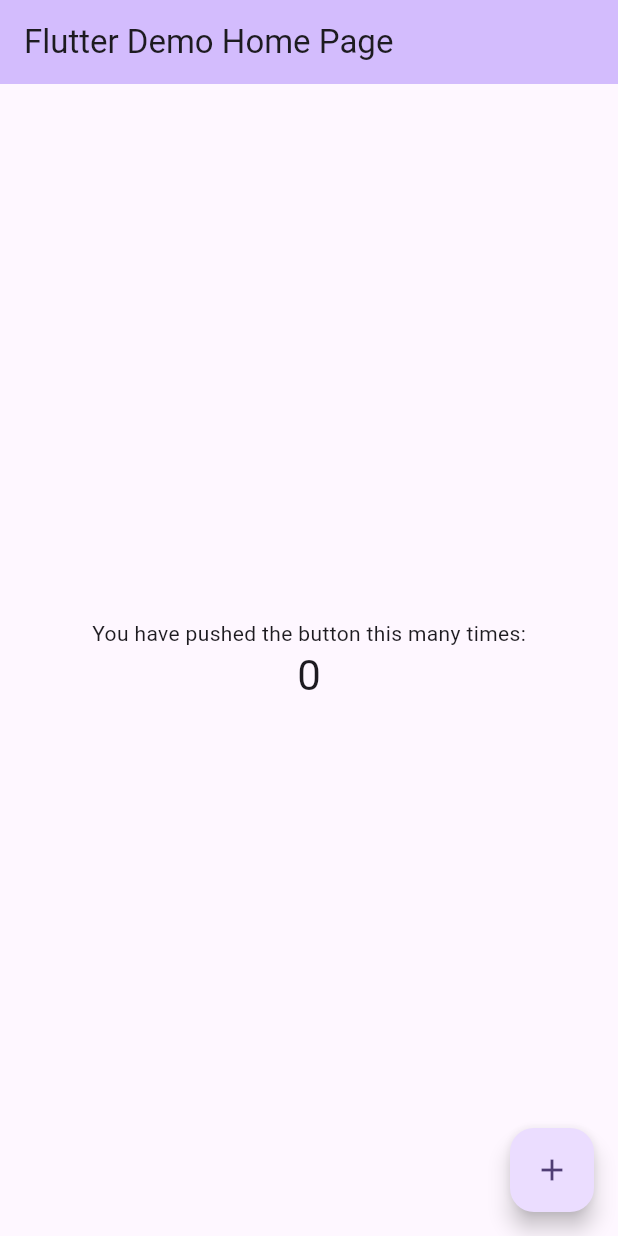
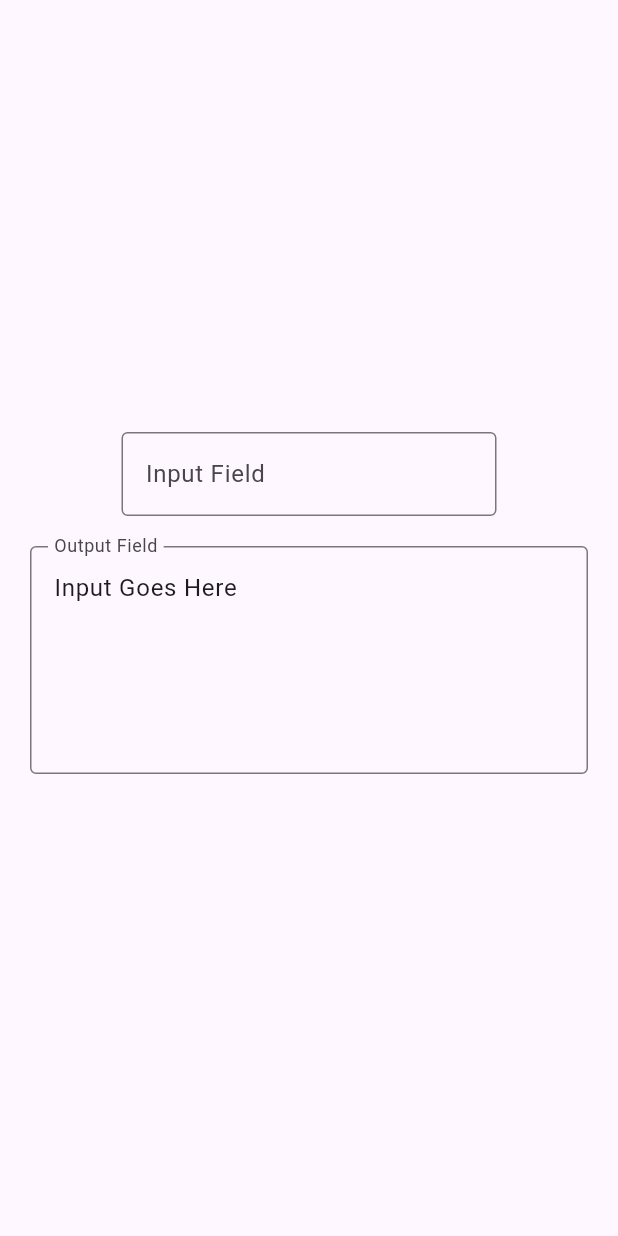
Before and after one commit to CSIS-3200-Project/proj_test_1, a Flutter app: the screen it shows after launch, on a phone screen of 412 x 824 dp. Run offline on Flutter 3.47's test engine with Material 3 defaults, Android fonts, the phone set to English and light mode, and no system bars.

Commit message:
branch is ready as a template

```diff
--- /dev/null
+++ b/flutter_test_1/lib/changes_here/test_func.dart
@@ -0,0 +1,15 @@
+/*
+I set it up so all you have to focus on is the `changes_here` folder.
+You can create new functions, classes, and even files to the folder.
+If you're using multiple files, make sure they import each other.
+Send me a message if you get lost.
+*/
+
+import 'package:flutter/material.dart';
+
+void testFunc(TextEditingController textController, String inputText) {
+  // This changes the text for the "Output Field".
+  textController.text = inputText;
+
+  // Add your functionality here.
+}
--- /dev/null
+++ b/flutter_test_1/lib/home_page.dart
@@ -0,0 +1,24 @@
+import 'package:flutter/material.dart';
+
+import 'package:flutter_test_1/text_input_1.dart';
+
+class MyHomePage extends StatefulWidget {
+  const MyHomePage({super.key});
+
+  @override
+  State<MyHomePage> createState() => _MyHomePageState();
+}
+
+class _MyHomePageState extends State<MyHomePage> {
+  @override
+  Widget build(BuildContext context) {
+    return Scaffold(
+      body: Center(
+        child: Column(
+          mainAxisAlignment: MainAxisAlignment.center,
+          children: [TextInput1()],
+        ),
+      ),
+    );
+  }
+}
--- a/flutter_test_1/lib/main.dart
+++ b/flutter_test_1/lib/main.dart
@@ -1,4 +1,5 @@
 import 'package:flutter/material.dart';
+import 'home_page.dart';
 
 void main() {
   runApp(const MyApp());
@@ -14,110 +15,9 @@ class MyApp extends StatelessWidget {
       title: 'Flutter Demo',
 
       theme: ThemeData(
-        // This is the theme of your application.
-        //
-        // TRY THIS: Try running your application with "flutter run". You'll see
-        // the application has a purple toolbar. Then, without quitting the app,
-        // try changing the seedColor in the colorScheme below to Colors.green
-        // and then invoke "hot reload" (save your changes or press the "hot
-        // reload" button in a Flutter-supported IDE, or press "r" if you used
-        // the command line to start the app).
-        //
-        // Notice that the counter didn't reset back to zero; the application
-        // state is not lost during the reload. To reset the state, use hot
-        // restart instead.
-        //
-        // This works for code too, not just values: Most code changes can be
-        // tested with just a hot reload.
         colorScheme: ColorScheme.fromSeed(seedColor: Colors.deepPurple),
       ),
-      home: const MyHomePage(title: 'Flutter Demo Home Page'),
+      home: const MyHomePage(),
     );
   }
 }
-
-class MyHomePage extends StatefulWidget {
-  const MyHomePage({super.key, required this.title});
-
-  // This widget is the home page of your application. It is stateful, meaning
-  // that it has a State object (defined below) that contains fields that affect
-  // how it looks.
-
-  // This class is the configuration for the state. It holds the values (in this
-  // case the title) provided by the parent (in this case the App widget) and
-  // used by the build method of the State. Fields in a Widget subclass are
-  // always marked "final".
-
-  final String title;
-
-  @override
-  State<MyHomePage> createState() => _MyHomePageState();
-}
-
-class _MyHomePageState extends State<MyHomePage> {
-  int _counter = 0;
-
-  void _incrementCounter() {
-    setState(() {
-      // This call to setState tells the Flutter framework that something has
-      // changed in this State, which causes it to rerun the build method below
-      // so that the display can reflect the updated values. If we changed
-      // _counter without calling setState(), then the build method would not be
-      // called again, and so nothing would appear to happen.
-      _counter++;
-    });
-  }
-
-  @override
-  Widget build(BuildContext context) {
-    // This method is rerun every time setState is called, for instance as done
-    // by the _incrementCounter method above.
-    //
-    // The Flutter framework has been optimized to make rerunning build methods
-    // fast, so that you can just rebuild anything that needs updating rather
-    // than having to individually change instances of widgets.
-    return Scaffold(
-      appBar: AppBar(
-        // TRY THIS: Try changing the color here to a specific color (to
-        // Colors.amber, perhaps?) and trigger a hot reload to see the AppBar
-        // change color while the other colors stay the same.
-        backgroundColor: Theme.of(context).colorScheme.inversePrimary,
-        // Here we take the value from the MyHomePage object that was created by
-        // the App.build method, and use it to set our appbar title.
-        title: Text(widget.title),
-      ),
-      body: Center(
-        // Center is a layout widget. It takes a single child and positions it
-        // in the middle of the parent.
-        child: Column(
-          // Column is also a layout widget. It takes a list of children and
-          // arranges them vertically. By default, it sizes itself to fit its
-          // children horizontally, and tries to be as tall as its parent.
-          //
-          // Column has various properties to control how it sizes itself and
-          // how it positions its children. Here we use mainAxisAlignment to
-          // center the children vertically; the main axis here is the vertical
-          // axis because Columns are vertical (the cross axis would be
-          // horizontal).
-          //
-          // TRY THIS: Invoke "debug painting" (choose the "Toggle Debug Paint"
-          // action in the IDE, or press "p" in the console), to see the
-          // wireframe for each widget.
-          mainAxisAlignment: MainAxisAlignment.center,
-          children: <Widget>[
-            const Text('You have pushed the button this many times:'),
-            Text(
-              '$_counter',
-              style: Theme.of(context).textTheme.headlineMedium,
-            ),
-          ],
-        ),
-      ),
-      floatingActionButton: FloatingActionButton(
-        onPressed: _incrementCounter,
-        tooltip: 'Increment',
-        child: const Icon(Icons.add),
-      ), // This trailing comma makes auto-formatting nicer for build methods.
-    );
-  }
-}
--- /dev/null
+++ b/flutter_test_1/lib/text_input_1.dart
@@ -0,0 +1,64 @@
+import 'package:flutter/material.dart';
+import 'package:flutter_test_1/changes_here/test_func.dart';
+
+class TextInput1 extends StatefulWidget {
+  const TextInput1({super.key});
+
+  @override
+  State<TextInput1> createState() => _TextInput1State();
+}
+
+class _TextInput1State extends State<TextInput1> {
+  TextEditingController textController = TextEditingController();
+
+  @override
+  void initState() {
+    super.initState();
+    textController.text = "Input Goes Here";
+  }
+
+  @override
+  void dispose() {
+    textController.dispose();
+    super.dispose();
+  }
+
+  @override
+  Widget build(BuildContext context) {
+    return Column(
+      children: [
+        SizedBox(
+          width: 250,
+          child: TextField(
+            decoration: InputDecoration(
+              border: OutlineInputBorder(),
+              labelText: "Input Field",
+              hintText: "Your input goes here.",
+            ),
+            onSubmitted: (value) async {
+              setState(() {
+                testFunc(textController, value);
+              });
+            },
+          ),
+        ),
+        Container(
+          margin: EdgeInsets.all(20),
+          child: TextField(
+            controller: textController,
+            keyboardType: TextInputType.multiline,
+            maxLines: 5,
+            readOnly: true,
+            decoration: InputDecoration(
+              border: OutlineInputBorder(),
+              labelText: "Output Field",
+              hintText: """
+THIS FIELD CANNOT BE EDITTED. It will only display the output from the input field.
+When you hit `enter` in the input field, the output will be displayed here.""",
+            ),
+          ),
+        ),
+      ],
+    );
+  }
+}
--- a/flutter_test_1/pubspec.yaml
+++ b/flutter_test_1/pubspec.yaml
@@ -2,7 +2,7 @@ name: flutter_test_1
 description: "A new Flutter project."
 # The following line prevents the package from being accidentally published to
 # pub.dev using `flutter pub publish`. This is preferred for private packages.
-publish_to: 'none' # Remove this line if you wish to publish to pub.dev
+publish_to: "none" # Remove this line if you wish to publish to pub.dev
 
 # The following defines the version and build number for your application.
 # A version number is three numbers separated by dots, like 1.2.43
@@ -51,7 +51,6 @@ dev_dependencies:
 
 # The following section is specific to Flutter packages.
 flutter:
-
   # The following line ensures that the Material Icons font is
   # included with your application, so that you can use the icons in
   # the material Icons class.
```
Also changed, not shown: 1 other file.
